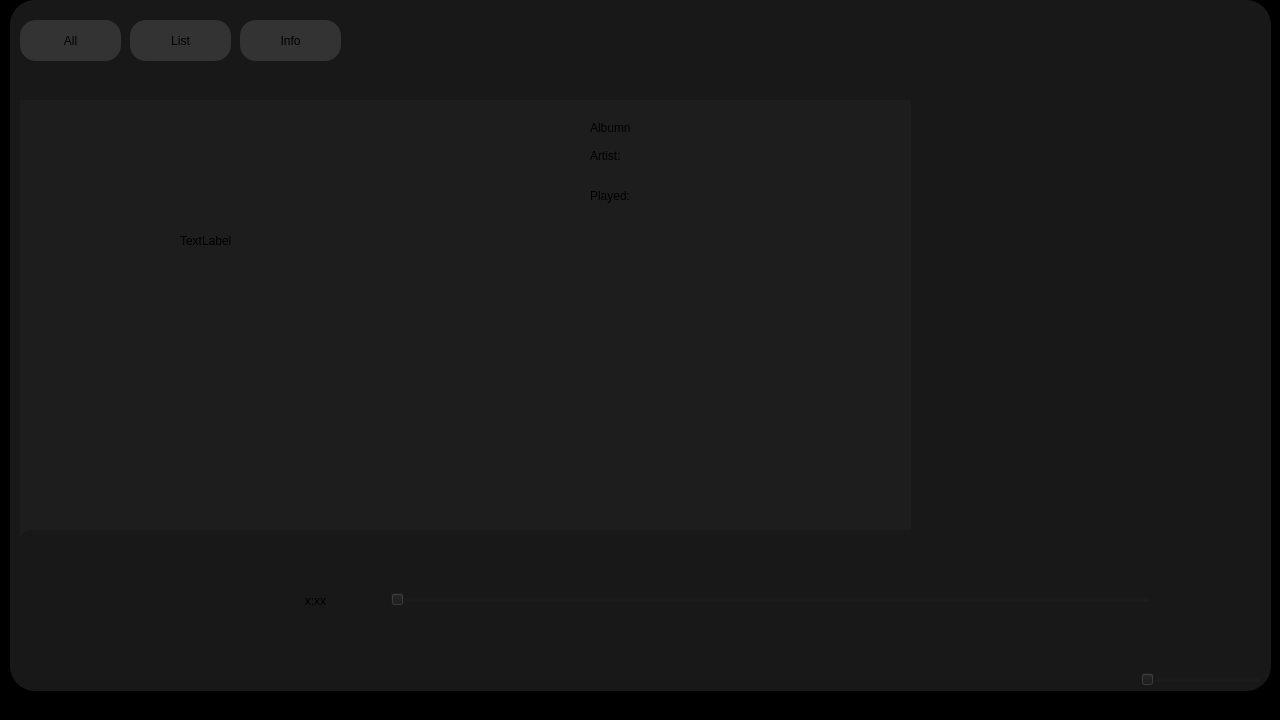
The window that ui/Main.ui (xbinh47/PTI_GiaNghia_ThienBao) describes before a commit, drawn with Qt 5.
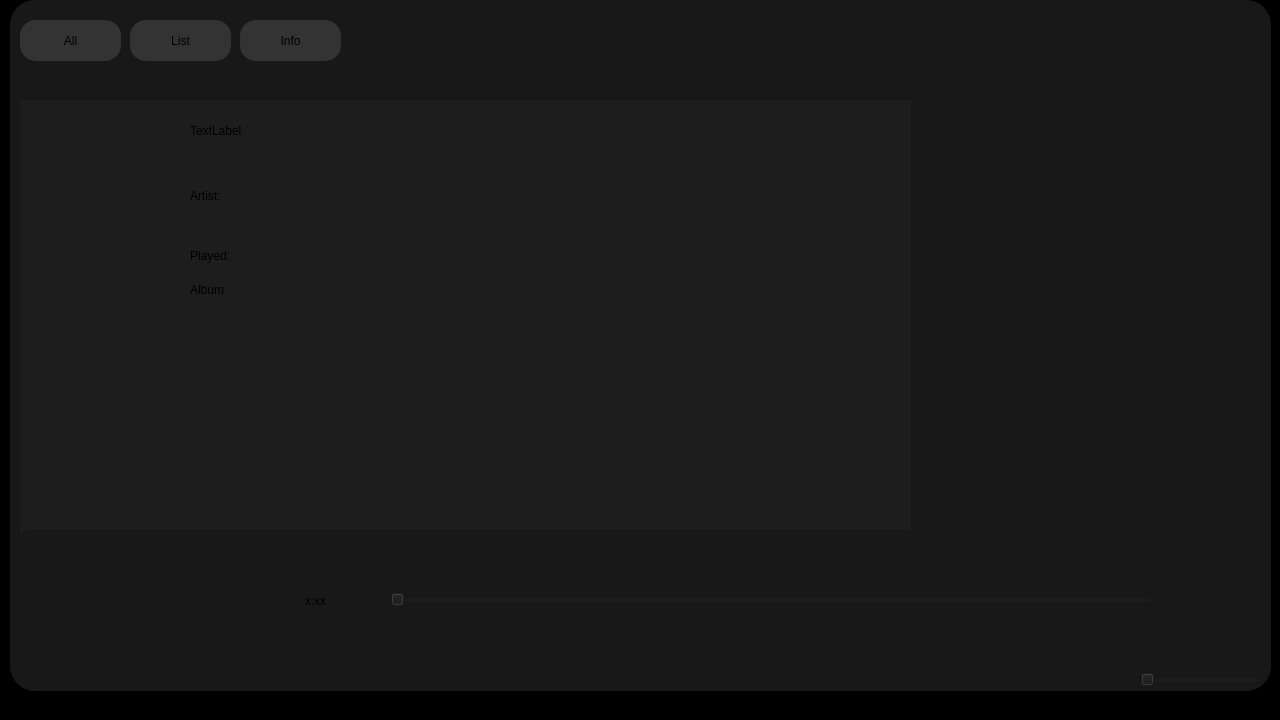
The same window after the commit. The open tabs and pages were chosen to show the change. Icons and pictures are not drawn.

```diff
--- a/ui/Main.ui
+++ b/ui/Main.ui
@@ -142,57 +142,6 @@
        <number>2</number>
       </property>
       <widget class="QWidget" name="page_11">
-       <widget class="QLabel" name="lbl_detail_album">
-        <property name="geometry">
-         <rect>
-          <x>570</x>
-          <y>20</y>
-          <width>211</width>
-          <height>16</height>
-         </rect>
-        </property>
-        <property name="styleSheet">
-         <string notr="true">font: 500 10pt &quot;Roboto Mono Medium&quot;;
-background:rgb(29, 29, 29);</string>
-        </property>
-        <property name="text">
-         <string>Albumn</string>
-        </property>
-       </widget>
-       <widget class="QLabel" name="lbl_detail_artist">
-        <property name="geometry">
-         <rect>
-          <x>570</x>
-          <y>40</y>
-          <width>211</width>
-          <height>31</height>
-         </rect>
-        </property>
-        <property name="styleSheet">
-         <string notr="true">font: 500 16pt &quot;Roboto Mono Medium&quot;;
-background:rgb(29, 29, 29);</string>
-        </property>
-        <property name="text">
-         <string>Artist:</string>
-        </property>
-       </widget>
-       <widget class="QLabel" name="lbl_detail_playcount">
-        <property name="geometry">
-         <rect>
-          <x>570</x>
-          <y>80</y>
-          <width>321</width>
-          <height>31</height>
-         </rect>
-        </property>
-        <property name="styleSheet">
-         <string notr="true">font: 500 10pt &quot;Roboto Mono Medium&quot;;
-background:rgb(29, 29, 29);</string>
-        </property>
-        <property name="text">
-         <string>Played:</string>
-        </property>
-       </widget>
        <widget class="QLabel" name="lbl_detail_img">
         <property name="geometry">
          <rect>
@@ -216,9 +165,9 @@
         <property name="geometry">
          <rect>
           <x>-1</x>
-          <y>179</y>
+          <y>209</y>
           <width>881</width>
-          <height>261</height>
+          <height>231</height>
          </rect>
         </property>
         <property name="widgetResizable">
@@ -230,7 +179,7 @@
            <x>0</x>
            <y>0</y>
            <width>881</width>
-           <height>261</height>
+           <height>231</height>
           </rect>
          </property>
         </widget>
@@ -238,16 +187,70 @@
        <widget class="QLabel" name="lbl_detail_name">
         <property name="geometry">
          <rect>
-          <x>160</x>
-          <y>110</y>
+          <x>170</x>
+          <y>0</y>
           <width>621</width>
           <height>61</height>
          </rect>
         </property>
+        <property name="styleSheet">
+         <string notr="true">font: 32pt &quot;Comfortaa&quot;;</string>
+        </property>
         <property name="text">
          <string>TextLabel</string>
         </property>
        </widget>
+       <widget class="QLabel" name="lbl_detail_artist">
+        <property name="geometry">
+         <rect>
+          <x>170</x>
+          <y>80</y>
+          <width>421</width>
+          <height>31</height>
+         </rect>
+        </property>
+        <property name="styleSheet">
+         <string notr="true">font: 500 25pt &quot;Comfortaa&quot;;
+</string>
+        </property>
+        <property name="text">
+         <string>Artist:</string>
+        </property>
+       </widget>
+       <widget class="QLabel" name="lbl_detail_playcount">
+        <property name="geometry">
+         <rect>
+          <x>170</x>
+          <y>140</y>
+          <width>421</width>
+          <height>31</height>
+         </rect>
+        </property>
+        <property name="styleSheet">
+         <string notr="true">font: 500 16pt &quot;Comfortaa&quot;;
+</string>
+        </property>
+        <property name="text">
+         <string>Played:</string>
+        </property>
+       </widget>
+       <widget class="QLabel" name="lbl_detail_album">
+        <property name="geometry">
+         <rect>
+          <x>170</x>
+          <y>180</y>
+          <width>311</width>
+          <height>20</height>
+         </rect>
+        </property>
+        <property name="styleSheet">
+         <string notr="true">font: 500 14pt &quot;Comfortaa&quot;;
+</string>
+        </property>
+        <property name="text">
+         <string>Album</string>
+        </property>
+       </widget>
       </widget>
       <widget class="QWidget" name="page_12">
        <widget class="QLabel" name="label_14">
```
Left out of the diff: 9 changed lines with no effect on the pictures.
